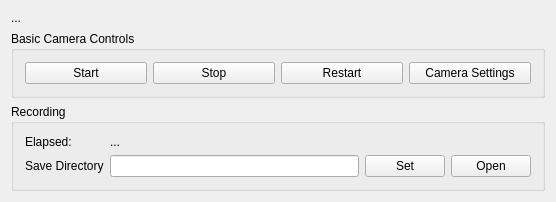
This is src/Widgets/CameraControls/cameracontrols.ui in m-riley04/ModularSensorSystem as Qt 5 draws it before an edit. The edited form follows.
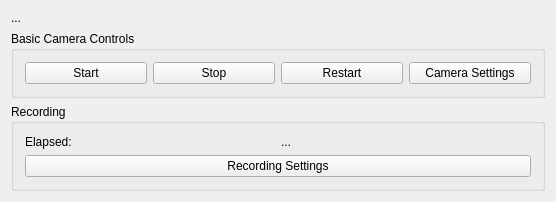
This is the edited form.

Commit message: add better recording controls

What changed in the file:
```diff
--- a/src/Widgets/CameraControls/cameracontrols.ui
+++ b/src/Widgets/CameraControls/cameracontrols.ui
@@ -64,34 +64,6 @@
       <string>Recording</string>
      </property>
      <layout class="QGridLayout" name="gridLayout">
-      <item row="1" column="2">
-       <widget class="QLineEdit" name="inputSaveDirectory">
-        <property name="readOnly">
-         <bool>true</bool>
-        </property>
-       </widget>
-      </item>
-      <item row="1" column="4">
-       <widget class="QPushButton" name="buttonOpenOutput">
-        <property name="text">
-         <string>Open</string>
-        </property>
-       </widget>
-      </item>
-      <item row="0" column="2">
-       <widget class="QLabel" name="labelElapsed">
-        <property name="text">
-         <string>...</string>
-        </property>
-       </widget>
-      </item>
-      <item row="1" column="1">
-       <widget class="QLabel" name="label">
-        <property name="text">
-         <string>Save Directory</string>
-        </property>
-       </widget>
-      </item>
       <item row="0" column="1">
        <widget class="QLabel" name="labelElapsedTitle">
         <property name="text">
@@ -99,10 +71,17 @@
         </property>
        </widget>
       </item>
-      <item row="1" column="3">
-       <widget class="QPushButton" name="buttonSetOutput">
+      <item row="0" column="2">
+       <widget class="QLabel" name="labelElapsed">
         <property name="text">
-         <string>Set</string>
+         <string>...</string>
+        </property>
+       </widget>
+      </item>
+      <item row="1" column="1" colspan="2">
+       <widget class="QPushButton" name="buttonRecordingSettings">
+        <property name="text">
+         <string>Recording Settings</string>
         </property>
        </widget>
       </item>
```
The commit also changes 7 other files.
